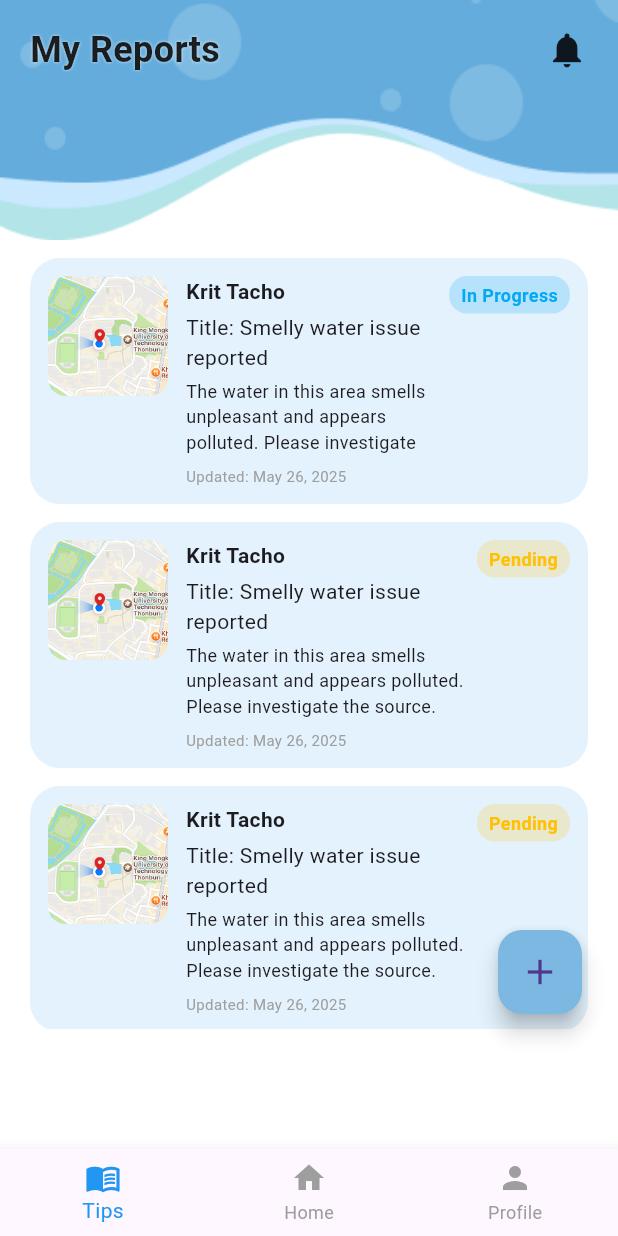
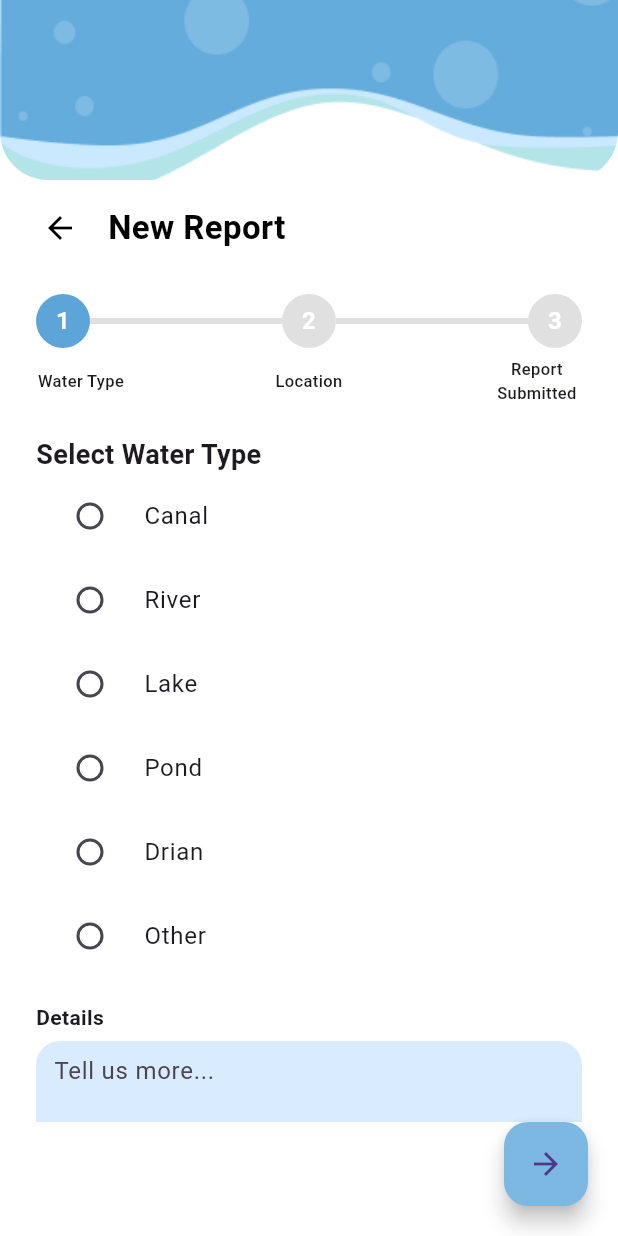
Before and after one commit to LilEurey/Namsai, a Flutter app: the UserHomeScreen screen opened by its route, after a tap on the "add" icon, on a phone screen of 412 x 824 dp. Run offline on Flutter 3.47's test engine with Material 3 defaults, Android fonts, the light colour scheme and no system bars.

Commit message:
New Report

```diff
--- a/frontend/lib/main.dart
+++ b/frontend/lib/main.dart
@@ -1,5 +1,8 @@
 import 'package:flutter/material.dart';
 import 'package:frontend/screens/first_page.dart';
+import 'package:frontend/screens/user/report_step1_water_type.dart';
+import 'package:frontend/screens/user/report_step2_location.dart';
+import 'package:frontend/screens/user/report_step3_submitted.dart';
 import 'screens/login_screen.dart';
 import 'screens/user/user_home_screen.dart';
 
@@ -24,6 +27,10 @@
         '/': (context) => const FirstPage(),
         '/login': (context) => const LoginScreen(),
         '/userhome': (context) => const UserHomeScreen(),
+        '/reportStep1': (context) => const ReportStep1WaterType(),
+        '/reportStep2':
+            (context) => const ReportStep2Location(waterType: '', details: ''),
+        '/reportStep3': (context) => const ReportStep3Submitted(reportData: {}),
       },
     );
   }
--- /dev/null
+++ b/frontend/lib/screens/user/report_step1_water_type.dart
@@ -0,0 +1,162 @@
+import 'package:flutter/material.dart';
+import 'package:frontend/widgets/report_step_progress_bar.dart';
+
+class ReportStep1WaterType extends StatefulWidget {
+  const ReportStep1WaterType({Key? key}) : super(key: key);
+
+  @override
+  _ReportStep1WaterTypeState createState() => _ReportStep1WaterTypeState();
+}
+
+class _ReportStep1WaterTypeState extends State<ReportStep1WaterType> {
+  String? selectedWaterType;
+  final TextEditingController detailsController = TextEditingController();
+
+  void _goToStep2() {
+    if (selectedWaterType != null) {
+      Navigator.pushNamed(
+        context,
+        '/reportStep2',
+        arguments: {
+          'waterType': selectedWaterType,
+          'details': detailsController.text,
+        },
+      );
+    } else {
+      ScaffoldMessenger.of(context).showSnackBar(
+        const SnackBar(content: Text('Please select a water type')),
+      );
+    }
+  }
+
+  @override
+  Widget build(BuildContext context) {
+    final waterTypes = ['Canal', 'River', 'Lake', 'Pond', 'Drian', 'Other'];
+
+    return Scaffold(
+      backgroundColor: Colors.white,
+      body: SafeArea(
+        child: Column(
+          children: [
+            // Banner at the top
+            SizedBox(
+              height: 120,
+              width: double.infinity,
+              child: ClipRRect(
+                borderRadius: const BorderRadius.only(
+                  bottomLeft: Radius.circular(32),
+                  bottomRight: Radius.circular(32),
+                ),
+                child: Image.asset(
+                  'assets/image/banner.png',
+                  fit: BoxFit.cover,
+                ),
+              ),
+            ),
+
+            const SizedBox(height: 8),
+
+            // Back button and New Report text aligned
+            Padding(
+              padding: const EdgeInsets.symmetric(horizontal: 16.0),
+              child: Row(
+                children: [
+                  IconButton(
+                    icon: const Icon(Icons.arrow_back, color: Colors.black),
+                    onPressed:
+                        () => Navigator.pushNamedAndRemoveUntil(
+                          context,
+                          '/userhome',
+                          (route) => false,
+                        ),
+                    padding: EdgeInsets.zero,
+                    constraints: const BoxConstraints(),
+                  ),
+                  const SizedBox(width: 8),
+                  const Text(
+                    'New Report',
+                    style: TextStyle(
+                      fontSize: 22,
+                      fontWeight: FontWeight.bold,
+                      color: Colors.black,
+                    ),
+                  ),
+                ],
+              ),
+            ),
+
+            const SizedBox(height: 12),
+
+            // Progress bar
+            const ReportStepProgressBar(
+              currentStep: 1,
+              stepLabels: ['Water Type', 'Location', 'Report Submitted'],
+            ),
+
+            // Form content
+            Expanded(
+              child: Padding(
+                padding: const EdgeInsets.symmetric(horizontal: 24),
+                child: ListView(
+                  children: [
+                    const SizedBox(height: 12),
+                    const Text(
+                      'Select Water Type',
+                      style: TextStyle(
+                        fontSize: 18,
+                        fontWeight: FontWeight.bold,
+                      ),
+                    ),
+                    ...waterTypes.map((type) {
+                      return RadioListTile<String>(
+                        title: Text(type),
+                        value: type,
+                        groupValue: selectedWaterType,
+                        onChanged:
+                            (val) => setState(() => selectedWaterType = val),
+                      );
+                    }).toList(),
+                    const SizedBox(height: 16),
+                    const Text(
+                      'Details',
+                      style: TextStyle(fontWeight: FontWeight.bold),
+                    ),
+                    const SizedBox(height: 6),
+                    Container(
+                      padding: const EdgeInsets.symmetric(horizontal: 12),
+                      decoration: BoxDecoration(
+                        color: const Color(0xFFD9EBFF),
+                        borderRadius: BorderRadius.circular(16),
+                      ),
+                      child: TextField(
+                        controller: detailsController,
+                        maxLines: 5,
+                        decoration: const InputDecoration(
+                          border: InputBorder.none,
+                          hintText: 'Tell us more...',
+                        ),
+                      ),
+                    ),
+                  ],
+                ),
+              ),
+            ),
+
+            // Next button
+            Padding(
+              padding: const EdgeInsets.only(right: 20, bottom: 20),
+              child: Align(
+                alignment: Alignment.bottomRight,
+                child: FloatingActionButton(
+                  onPressed: _goToStep2,
+                  backgroundColor: const Color(0xFF7CB8E2),
+                  child: const Icon(Icons.arrow_forward),
+                ),
+              ),
+            ),
+          ],
+        ),
+      ),
+    );
+  }
+}
--- a/frontend/lib/screens/user/user_home_screen.dart
+++ b/frontend/lib/screens/user/user_home_screen.dart
@@ -126,7 +126,7 @@ class _UserHomeScreenState extends State<UserHomeScreen> {
             child: FloatingActionButton(
               backgroundColor: const Color(0xFF7CB8E2),
               onPressed: () {
-                // TODO: Add your action here
+                Navigator.pushNamed(context, '/reportStep1');
               },
               child: const Icon(Icons.add, size: 28),
             ),
--- /dev/null
+++ b/frontend/lib/widgets/report_step_progress_bar.dart
@@ -0,0 +1,138 @@
+import 'package:flutter/material.dart';
+
+class ReportStepProgressBar extends StatelessWidget {
+  final int currentStep;
+  final List<String> stepLabels;
+
+  const ReportStepProgressBar({
+    Key? key,
+    required this.currentStep,
+    required this.stepLabels,
+  }) : super(key: key);
+
+  @override
+  Widget build(BuildContext context) {
+    return Padding(
+      padding: const EdgeInsets.symmetric(horizontal: 24, vertical: 8),
+      child: Column(
+        crossAxisAlignment: CrossAxisAlignment.center,
+        children: [
+          SizedBox(
+            height: 36,
+            child: Stack(
+              alignment: Alignment.center,
+              children: [
+                Positioned.fill(
+                  child: CustomPaint(
+                    painter: _StepLinePainter(
+                      stepCount: stepLabels.length,
+                      currentStep: currentStep,
+                    ),
+                  ),
+                ),
+                Row(
+                  mainAxisAlignment: MainAxisAlignment.spaceBetween,
+                  children: List.generate(stepLabels.length, (index) {
+                    int step = index + 1;
+                    return _buildStepCircle(step);
+                  }),
+                ),
+              ],
+            ),
+          ),
+          const SizedBox(height: 6),
+          Row(
+            mainAxisAlignment: MainAxisAlignment.spaceBetween,
+            children: List.generate(stepLabels.length, (index) {
+              return SizedBox(
+                width: 60,
+                child: Text(
+                  _formatLabel(stepLabels[index]),
+                  textAlign: TextAlign.center,
+                  style: const TextStyle(
+                    fontWeight: FontWeight.w500,
+                    fontSize: 11,
+                  ),
+                ),
+              );
+            }),
+          ),
+        ],
+      ),
+    );
+  }
+
+  String _formatLabel(String label) {
+    if (label.toLowerCase() == 'location') return 'Location';
+    if (label.toLowerCase() == 'report submitted') return 'Report\nSubmitted';
+    return label;
+  }
+
+  Widget _buildStepCircle(int step) {
+    bool isActive = step == currentStep;
+    bool isCompleted = step < currentStep;
+
+    Color fillColor =
+        isActive
+            ? const Color(0xFF5DA5D9)
+            : isCompleted
+            ? const Color(0xFFB3D9F5)
+            : Colors.grey.shade300;
+
+    return Container(
+      width: 36,
+      height: 36,
+      decoration: BoxDecoration(color: fillColor, shape: BoxShape.circle),
+      alignment: Alignment.center,
+      child: Text(
+        '$step',
+        style: const TextStyle(
+          color: Colors.white,
+          fontWeight: FontWeight.bold,
+          fontSize: 16,
+        ),
+      ),
+    );
+  }
+}
+
+class _StepLinePainter extends CustomPainter {
+  final int stepCount;
+  final int currentStep;
+
+  _StepLinePainter({required this.stepCount, required this.currentStep});
+
+  @override
+  void paint(Canvas canvas, Size size) {
+    final Paint inactivePaint =
+        Paint()
+          ..strokeWidth = 4
+          ..color = Colors.grey.shade300
+          ..style = PaintingStyle.stroke;
+
+    final Paint activePaint =
+        Paint()
+          ..strokeWidth = 4
+          ..color = const Color(0xFF5DA5D9)
+          ..style = PaintingStyle.stroke;
+
+    final double totalWidth = size.width;
+    final double spacing = totalWidth / (stepCount - 1);
+    final double circleRadius = 18; // half of circle size (36)
+    final double y = size.height / 2;
+
+    for (int i = 0; i < stepCount - 1; i++) {
+      final double startX = i * spacing + circleRadius;
+      final double endX = (i + 1) * spacing - circleRadius;
+
+      canvas.drawLine(
+        Offset(startX, y),
+        Offset(endX, y),
+        (i + 1 < currentStep) ? activePaint : inactivePaint,
+      );
+    }
+  }
+
+  @override
+  bool shouldRepaint(covariant CustomPainter oldDelegate) => true;
+}
```
Also changed, not shown: frontend/lib/screens/user/report_step2_location.dart (added, +215 -0 lines), frontend/lib/screens/user/report_step3_submitted.dart (added, +174 -0 lines).
